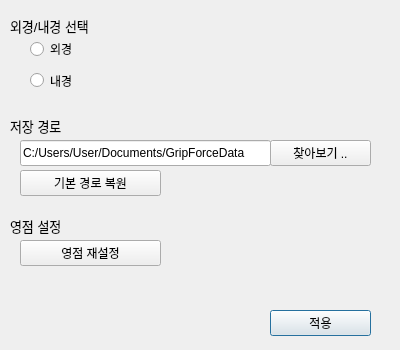
Above: pc_app/windows/settings/settings.ui from byeonatt/CoREP24_Team5 before the change. Below: the same form after it.
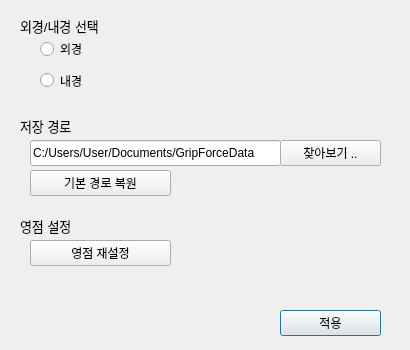
That is the form after the change.

```diff
--- a/pc_app/windows/settings/settings.ui
+++ b/pc_app/windows/settings/settings.ui
@@ -6,7 +6,7 @@
    <rect>
     <x>0</x>
     <y>0</y>
-    <width>400</width>
+    <width>410</width>
     <height>350</height>
    </rect>
   </property>
@@ -16,7 +16,7 @@
   <widget class="QRadioButton" name="radioButton_1">
    <property name="geometry">
     <rect>
-     <x>30</x>
+     <x>40</x>
      <y>37</y>
      <width>100</width>
      <height>24</height>
@@ -29,7 +29,7 @@
   <widget class="QRadioButton" name="radioButton_2">
    <property name="geometry">
     <rect>
-     <x>30</x>
+     <x>40</x>
      <y>70</y>
      <width>100</width>
      <height>21</height>
@@ -42,7 +42,7 @@
   <widget class="QLabel" name="lblCom">
    <property name="geometry">
     <rect>
-     <x>10</x>
+     <x>20</x>
      <y>10</y>
      <width>331</width>
      <height>31</height>
@@ -63,7 +63,7 @@
   <widget class="QPushButton" name="applyButton">
    <property name="geometry">
     <rect>
-     <x>270</x>
+     <x>280</x>
      <y>310</y>
      <width>101</width>
      <height>26</height>
@@ -76,7 +76,7 @@
   <widget class="QLabel" name="lblCom_2">
    <property name="geometry">
     <rect>
-     <x>10</x>
+     <x>20</x>
      <y>210</y>
      <width>331</width>
      <height>31</height>
@@ -97,7 +97,7 @@
   <widget class="QPushButton" name="pushButton_Zero">
    <property name="geometry">
     <rect>
-     <x>20</x>
+     <x>30</x>
      <y>240</y>
      <width>141</width>
      <height>26</height>
@@ -110,7 +110,7 @@
   <widget class="QLabel" name="lblCom_3">
    <property name="geometry">
     <rect>
-     <x>10</x>
+     <x>20</x>
      <y>110</y>
      <width>331</width>
      <height>31</height>
@@ -131,7 +131,7 @@
   <widget class="QLineEdit" name="txtSavePath">
    <property name="geometry">
     <rect>
-     <x>20</x>
+     <x>30</x>
      <y>140</y>
      <width>251</width>
      <height>26</height>
@@ -144,7 +144,7 @@
   <widget class="QPushButton" name="btnBrowse">
    <property name="geometry">
     <rect>
-     <x>270</x>
+     <x>280</x>
      <y>140</y>
      <width>101</width>
      <height>26</height>
@@ -157,7 +157,7 @@
   <widget class="QPushButton" name="btnResetPath">
    <property name="geometry">
     <rect>
-     <x>20</x>
+     <x>30</x>
      <y>170</y>
      <width>141</width>
      <height>26</height>
```
